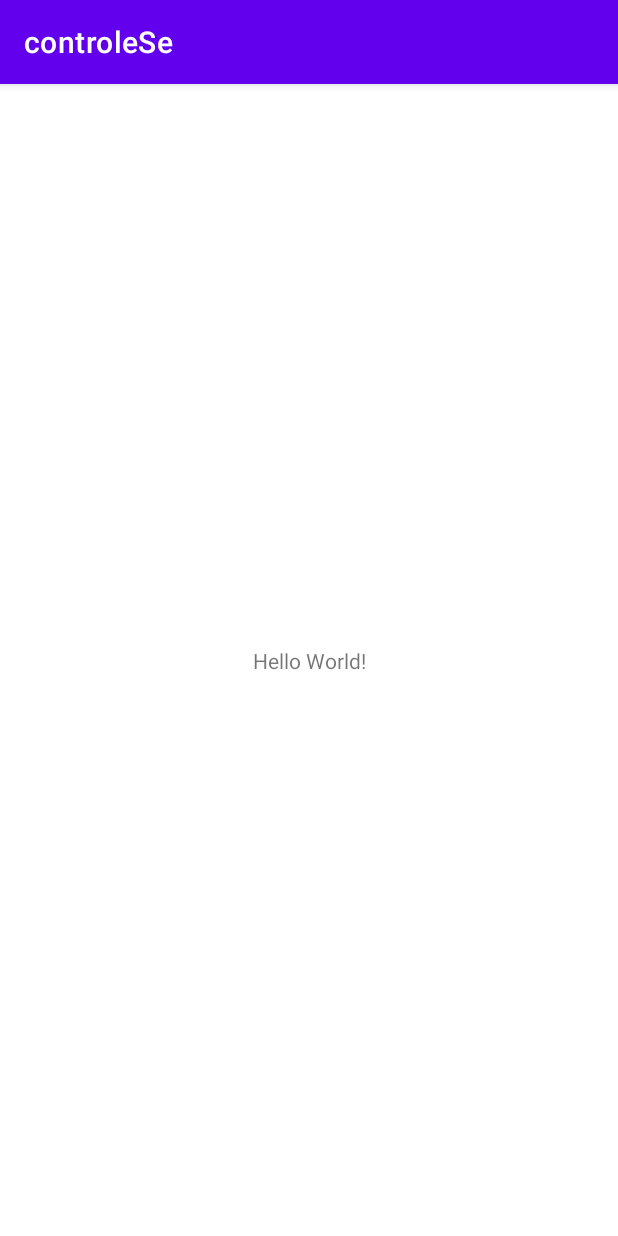
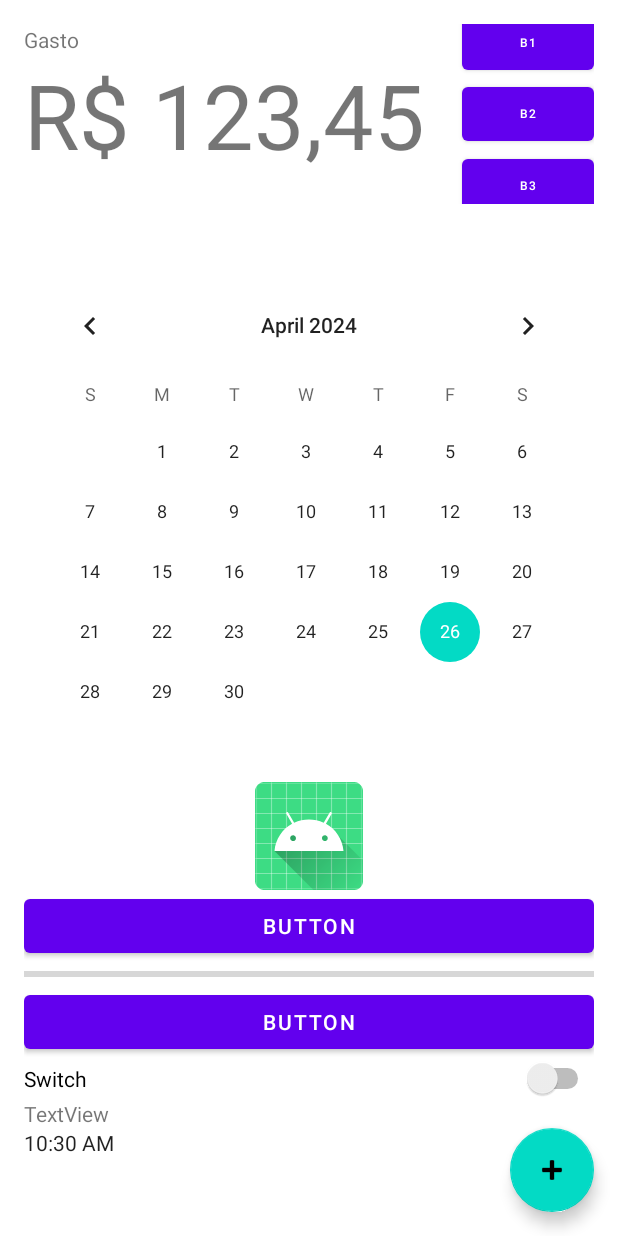
Before and after one commit to brunoastephan/MAC350---Controle.se, an Android app: the screen it shows after launch (MainActivity), on a phone screen of 412 x 824 dp. Run offline under Robolectric (Android 15) with nearby library versions, the phone set to English and light mode, and no system bars.

Commit message:
adiciona esqueleto de tela principal

```diff
--- a/app/src/main/java/fb/controle/se/MainActivity.kt
+++ b/app/src/main/java/fb/controle/se/MainActivity.kt
@@ -7,5 +7,7 @@ class MainActivity : AppCompatActivity() {
     override fun onCreate(savedInstanceState: Bundle?) {
         super.onCreate(savedInstanceState)
         setContentView(R.layout.activity_main)
+
+        supportActionBar?.hide()
     }
 }
--- a/app/src/main/res/layout/activity_main.xml
+++ b/app/src/main/res/layout/activity_main.xml
@@ -6,13 +6,143 @@
     android:layout_height="match_parent"
     tools:context=".MainActivity">
 
-    <TextView
+    <com.google.android.material.floatingactionbutton.FloatingActionButton
+        android:id="@+id/floatingActionButton"
         android:layout_width="wrap_content"
         android:layout_height="wrap_content"
-        android:text="Hello World!"
+        android:layout_marginEnd="16dp"
+        android:layout_marginBottom="16dp"
+        android:clickable="true"
+        android:contentDescription="Create a new Expense"
+        app:layout_constraintBottom_toBottomOf="parent"
+        app:layout_constraintEnd_toEndOf="parent"
+        app:srcCompat="@android:drawable/ic_input_add" />
+
+    <androidx.constraintlayout.widget.ConstraintLayout
+        android:id="@+id/constraintLayout2"
+        android:layout_width="380dp"
+        android:layout_height="120dp"
+        android:layout_marginTop="16dp"
+        app:layout_constraintEnd_toEndOf="parent"
+        app:layout_constraintStart_toStartOf="parent"
+        app:layout_constraintTop_toTopOf="parent">
+
+        <Button
+            android:id="@+id/button"
+            android:layout_width="wrap_content"
+            android:layout_height="48dp"
+            android:text="b1"
+            android:textSize="8sp"
+            app:layout_constraintBottom_toTopOf="@+id/button2"
+            app:layout_constraintEnd_toEndOf="parent"
+            app:layout_constraintTop_toTopOf="parent" />
+
+        <Button
+            android:id="@+id/button2"
+            android:layout_width="wrap_content"
+            android:layout_height="48dp"
+            android:text="b2"
+            android:textSize="8sp"
+            app:layout_constraintBottom_toTopOf="@+id/button3"
+            app:layout_constraintEnd_toEndOf="parent"
+            app:layout_constraintTop_toBottomOf="@+id/button" />
+
+        <Button
+            android:id="@+id/button3"
+            android:layout_width="wrap_content"
+            android:layout_height="48dp"
+            android:text="b3"
+            android:textSize="8sp"
+            app:layout_constraintBottom_toBottomOf="parent"
+            app:layout_constraintEnd_toEndOf="parent"
+            app:layout_constraintTop_toBottomOf="@+id/button2" />
+
+        <TextView
+            android:id="@+id/textView"
+            android:layout_width="wrap_content"
+            android:layout_height="wrap_content"
+            android:text="R$ 123,45"
+            android:textSize="60sp"
+            app:layout_constraintBottom_toBottomOf="parent"
+            app:layout_constraintStart_toStartOf="parent"
+            app:layout_constraintTop_toTopOf="parent" />
+
+        <TextView
+            android:id="@+id/textView2"
+            android:layout_width="wrap_content"
+            android:layout_height="wrap_content"
+            android:text="Gasto"
+            app:layout_constraintBottom_toTopOf="@+id/textView"
+            app:layout_constraintStart_toStartOf="parent"
+            app:layout_constraintTop_toTopOf="parent" />
+    </androidx.constraintlayout.widget.ConstraintLayout>
+
+    <ScrollView
+        android:layout_width="380dp"
+        android:layout_height="593dp"
+        android:contentDescription="Used to present statistic elements of the app."
         app:layout_constraintBottom_toBottomOf="parent"
         app:layout_constraintEnd_toEndOf="parent"
         app:layout_constraintStart_toStartOf="parent"
-        app:layout_constraintTop_toTopOf="parent" />
+        app:layout_constraintTop_toBottomOf="@+id/constraintLayout2">
 
+
+        <LinearLayout
+            android:layout_width="match_parent"
+            android:layout_height="wrap_content"
+            android:orientation="vertical">
+
+            <CalendarView
+                android:id="@+id/dummyCalendarView"
+                android:layout_width="match_parent"
+                android:layout_height="wrap_content" />
+
+            <ImageView
+                android:id="@+id/dummyImageView"
+                android:layout_width="match_parent"
+                android:layout_height="wrap_content"
+                app:srcCompat="@mipmap/ic_launcher"
+                tools:srcCompat="@tools:sample/backgrounds/scenic" />
+
+            <Button
+                android:id="@+id/dummyButton"
+                android:layout_width="match_parent"
+                android:layout_height="wrap_content"
+                android:text="Button" />
+
+            <ProgressBar
+                android:id="@+id/dummyProgressBar"
+                style="?android:attr/progressBarStyleHorizontal"
+                android:layout_width="match_parent"
+                android:layout_height="wrap_content" />
+
+            <Button
+                android:id="@+id/dummyButton2"
+                android:layout_width="match_parent"
+                android:layout_height="wrap_content"
+                android:text="Button" />
+
+            <Switch
+                android:id="@+id/dummySwitch"
+                android:layout_width="match_parent"
+                android:layout_height="wrap_content"
+                android:text="Switch" />
+
+            <TextView
+                android:id="@+id/dummyTextView"
+                android:layout_width="match_parent"
+                android:layout_height="wrap_content"
+                android:text="TextView" />
+
+            <TextClock
+                android:id="@+id/dummyTextClok"
+                android:layout_width="match_parent"
+                android:layout_height="wrap_content" />
+
+            <CalendarView
+                android:id="@+id/dummyCalendarView2"
+                android:layout_width="match_parent"
+                android:layout_height="wrap_content" />
+        </LinearLayout>
+    </ScrollView>
 </androidx.constraintlayout.widget.ConstraintLayout>
```
